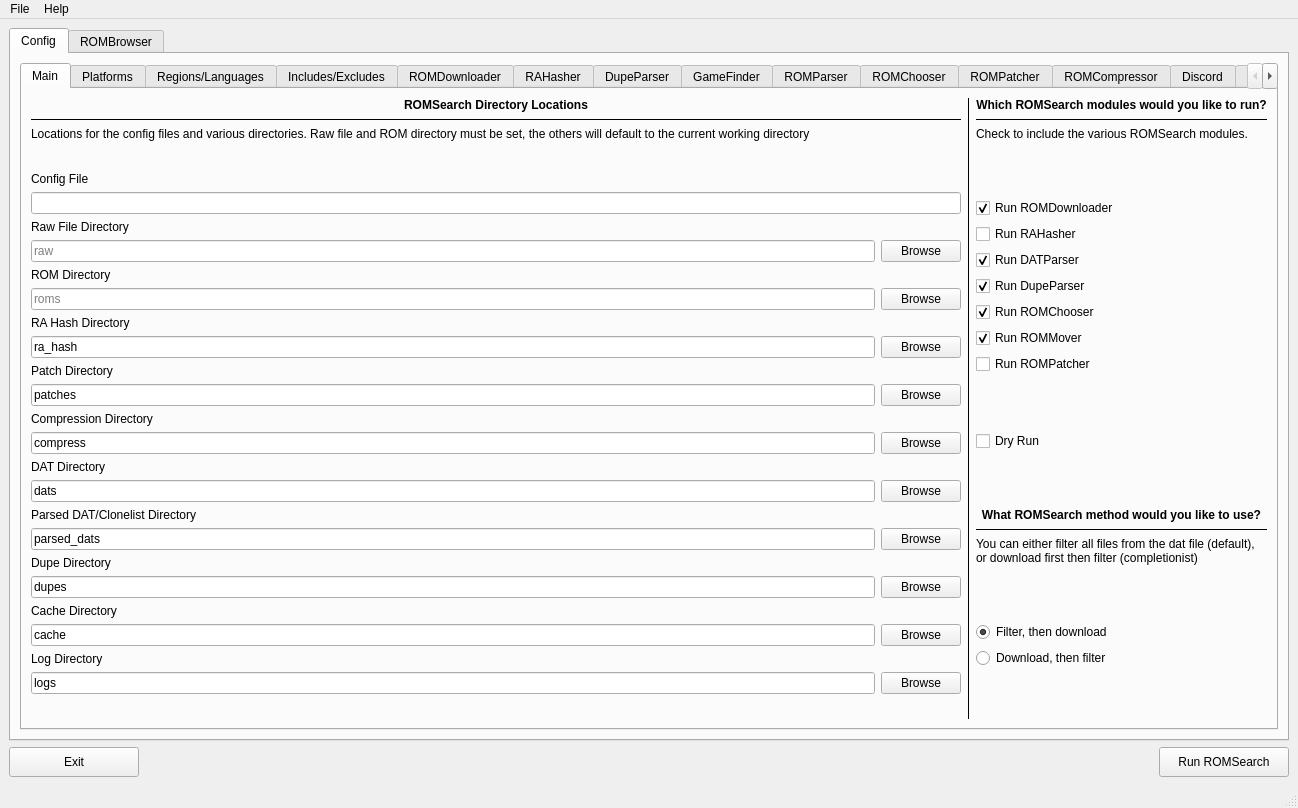
Old version of the form romsearch/gui/layout_romsearch.ui in the repository bbtufty/romsearch.
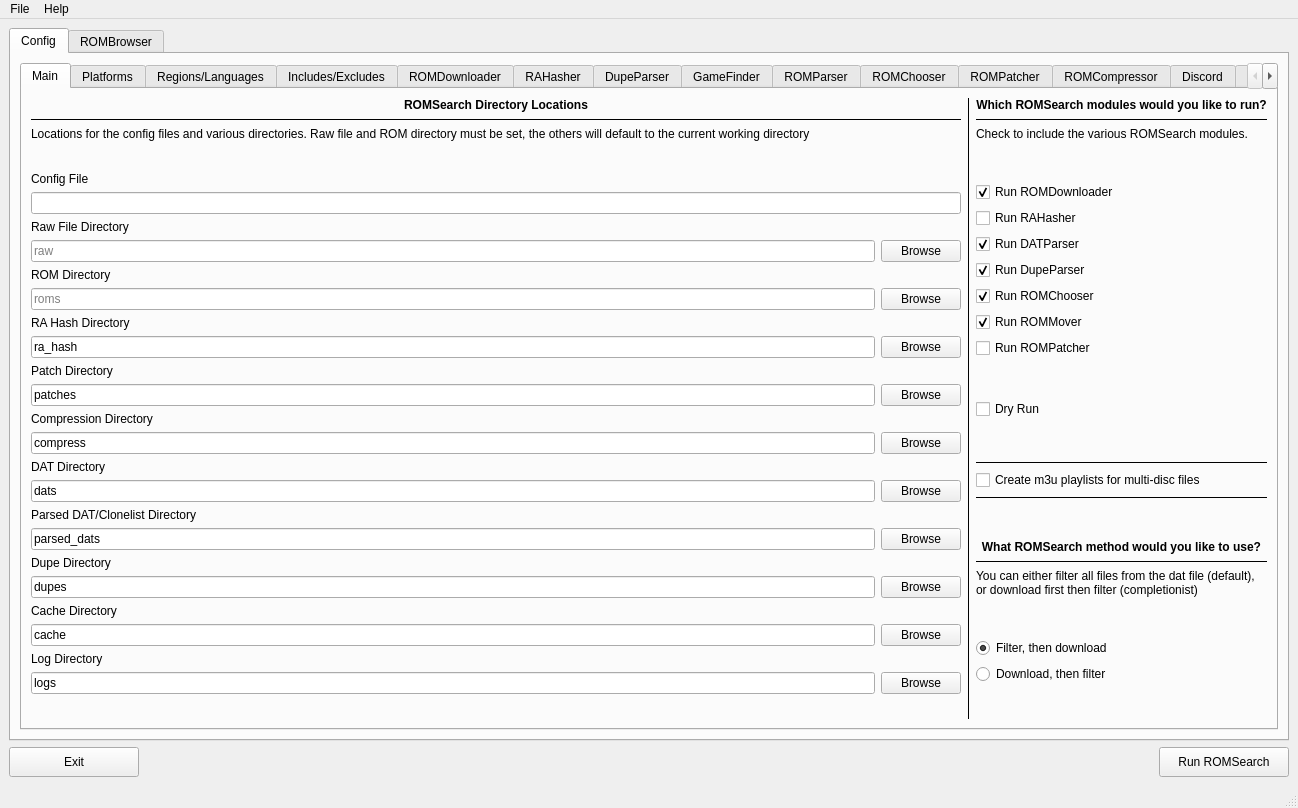
New version of the form.

Commit message:
Add m3u playlists
- Add m3u playlists for multi-disc files
- Refactor ROMMover to handle whole platforms
- Don't recompress files in ROMCompressor
- Update docs
- Update GUI

What changed in the file:
```diff
--- a/romsearch/gui/layout_romsearch.ui
+++ b/romsearch/gui/layout_romsearch.ui
@@ -717,6 +717,52 @@
                     </property>
                    </widget>
                   </item>
+                  <item>
+                   <spacer name="verticalSpacerConfigRomsearchModulesLower_5">
+                    <property name="orientation">
+                     <enum>Qt::Orientation::Vertical</enum>
+                    </property>
+                    <property name="sizeHint" stdset="0">
+                     <size>
+                      <width>20</width>
+                      <height>40</height>
+                     </size>
+                    </property>
+                   </spacer>
+                  </item>
+                  <item>
+                   <widget class="Line" name="lineConfigMultiDisc_2">
+                    <property name="frameShadow">
+                     <enum>QFrame::Shadow::Plain</enum>
+                    </property>
+                    <property name="orientation">
+                     <enum>Qt::Orientation::Horizontal</enum>
+                    </property>
+                   </widget>
+                  </item>
+                  <item>
+                   <widget class="QCheckBox" name="checkBoxConfigHandleMultiDiscs">
+                    <property name="statusTip">
+                     <string>Group multi-disc files together and create an m3u playlist?</string>
+                    </property>
+                    <property name="text">
+                     <string>Create m3u playlists for multi-disc files</string>
+                    </property>
+                    <property name="checked">
+                     <bool>false</bool>
+                    </property>
+                   </widget>
+                  </item>
+                  <item>
+                   <widget class="Line" name="lineConfigMultiDisc">
+                    <property name="frameShadow">
+                     <enum>QFrame::Shadow::Plain</enum>
+                    </property>
+                    <property name="orientation">
+                     <enum>Qt::Orientation::Horizontal</enum>
+                    </property>
+                   </widget>
+                  </item>
                   <item>
                    <spacer name="verticalSpacerConfigRomsearchModulesLower">
                     <property name="orientation">
```
Left out of the diff: 2 changed lines with no effect on the pictures. The commit also changes 16 other files.
